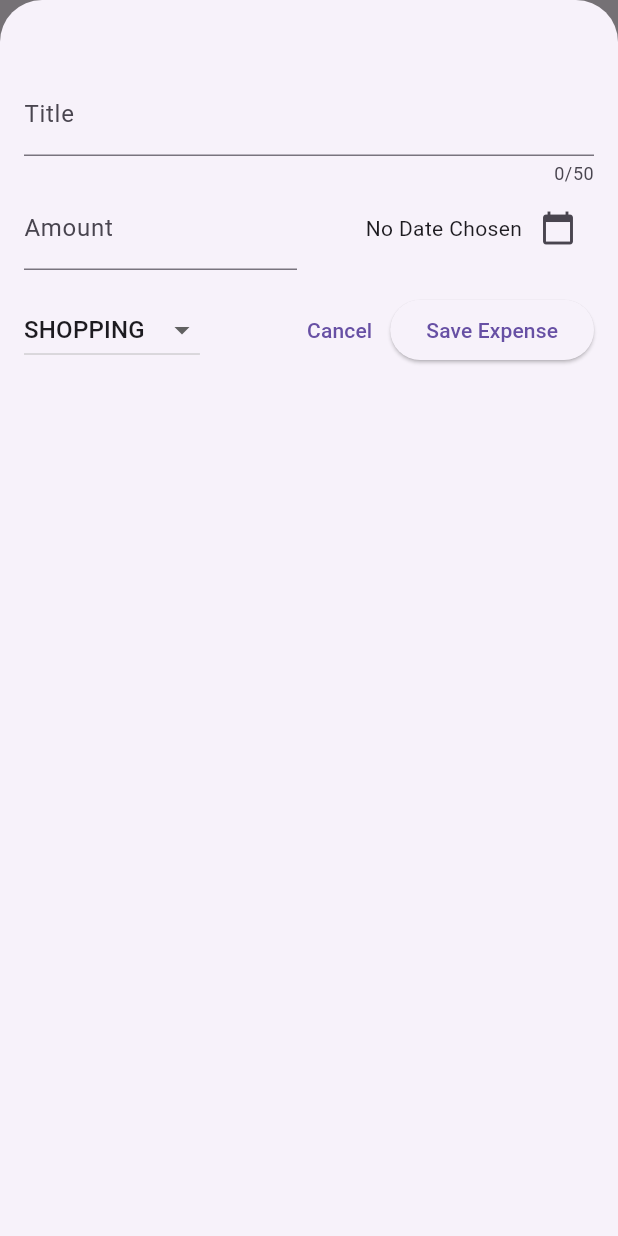
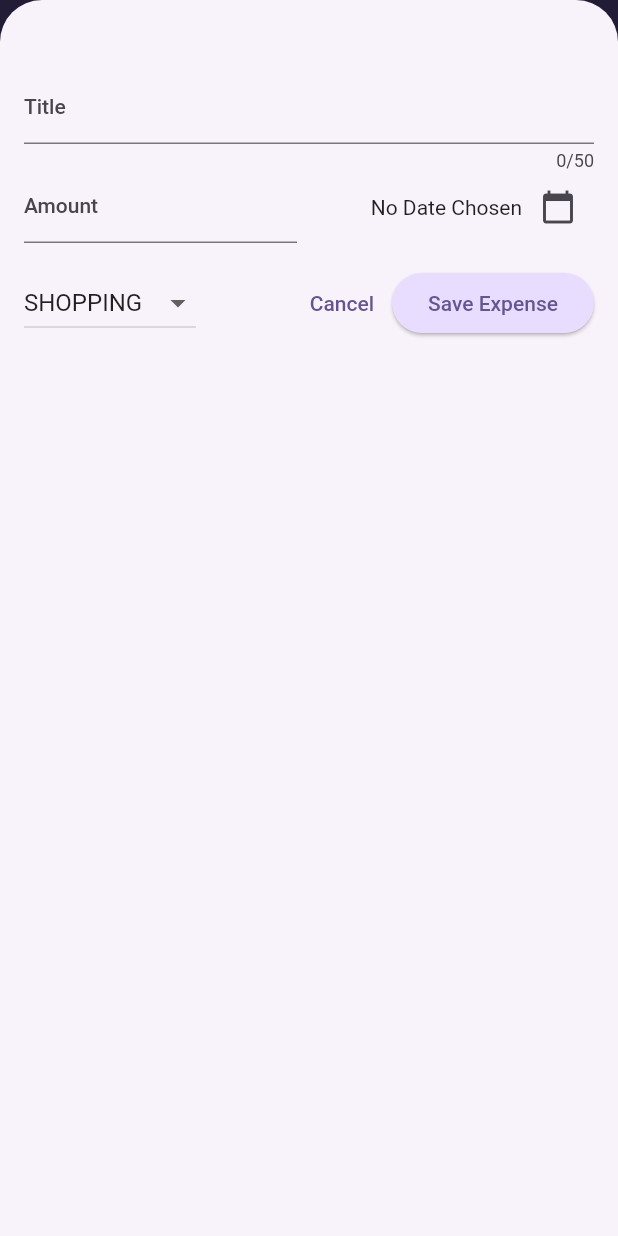
Before and after one commit to Rohanjai/Expense_Tracker, a Flutter app: the screen it shows after launch, after a tap on the "add" icon, on a phone screen of 412 x 824 dp. Run offline on Flutter 3.47's test engine with Material 2 defaults, Android fonts, the phone set to English and light mode, and no system bars.

Commit message:
Theme data Defined

```diff
--- a/lib/main.dart
+++ b/lib/main.dart
@@ -1,9 +1,34 @@
 import 'package:expense_tracker/widgets/expenses.dart';
 import 'package:flutter/material.dart';
 
+var kColorScheme =
+    ColorScheme.fromSeed(seedColor: const Color.fromARGB(255, 96, 59, 181));
 void main() {
   runApp(MaterialApp(
-    theme: ThemeData(useMaterial3: true),
-    home: Expenses(),
+    theme: ThemeData().copyWith(
+      useMaterial3: true,
+      colorScheme: kColorScheme,
+      appBarTheme: const AppBarTheme().copyWith(
+        backgroundColor: kColorScheme.onPrimaryContainer,
+        foregroundColor: kColorScheme.primaryContainer,
+      ),
+      cardTheme: const CardTheme().copyWith(
+        color: kColorScheme.secondaryContainer,
+        margin: const EdgeInsets.symmetric(horizontal: 16, vertical: 8),
+      ),
+      elevatedButtonTheme: ElevatedButtonThemeData(
+        style: ElevatedButton.styleFrom(
+          backgroundColor: kColorScheme.primaryContainer,
+        ),
+      ),
+      textTheme: ThemeData().textTheme.copyWith(
+            titleLarge: TextStyle(
+              fontWeight: FontWeight.bold,
+              color: kColorScheme.onSecondaryContainer,
+              fontSize: 17,
+            ),
+          ),
+    ),
+    home: const Expenses(),
   ));
 }
```
